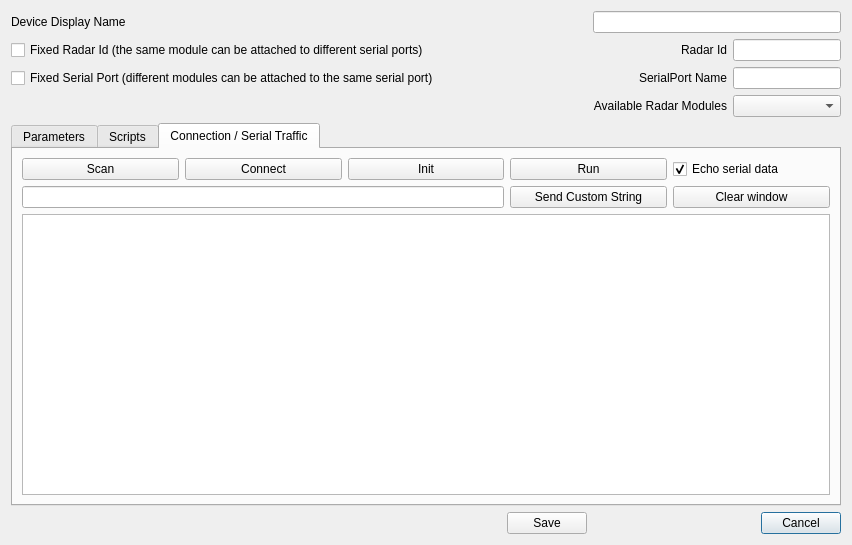
Before: the Qt Designer form uiElements/wndradarinstanceeditor.ui in ARIA-Sensing-srl/ARIA_RDK, drawn with Qt 5.
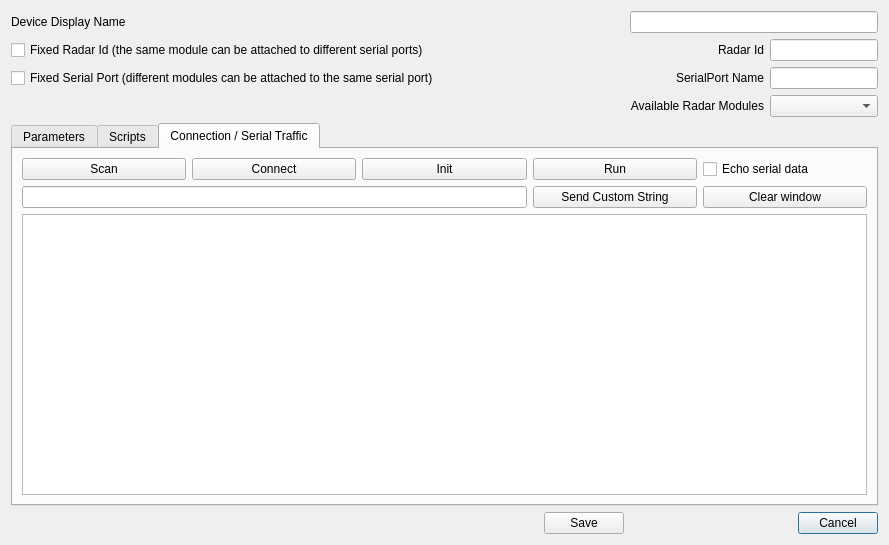
After: the same form once the commit is applied. The open tabs and pages were chosen to show the change. Icons and pictures are not drawn.

Commit message: Fixed serial port

```diff
--- a/uiElements/wndradarinstanceeditor.ui
+++ b/uiElements/wndradarinstanceeditor.ui
@@ -6,7 +6,7 @@
    <rect>
     <x>0</x>
     <y>0</y>
-    <width>852</width>
+    <width>889</width>
     <height>545</height>
    </rect>
   </property>
@@ -214,7 +214,7 @@
           <string>Echo serial data</string>
          </property>
          <property name="checked">
-          <bool>true</bool>
+          <bool>false</bool>
          </property>
         </widget>
        </item>
```
The commit also changes 2 other files.
